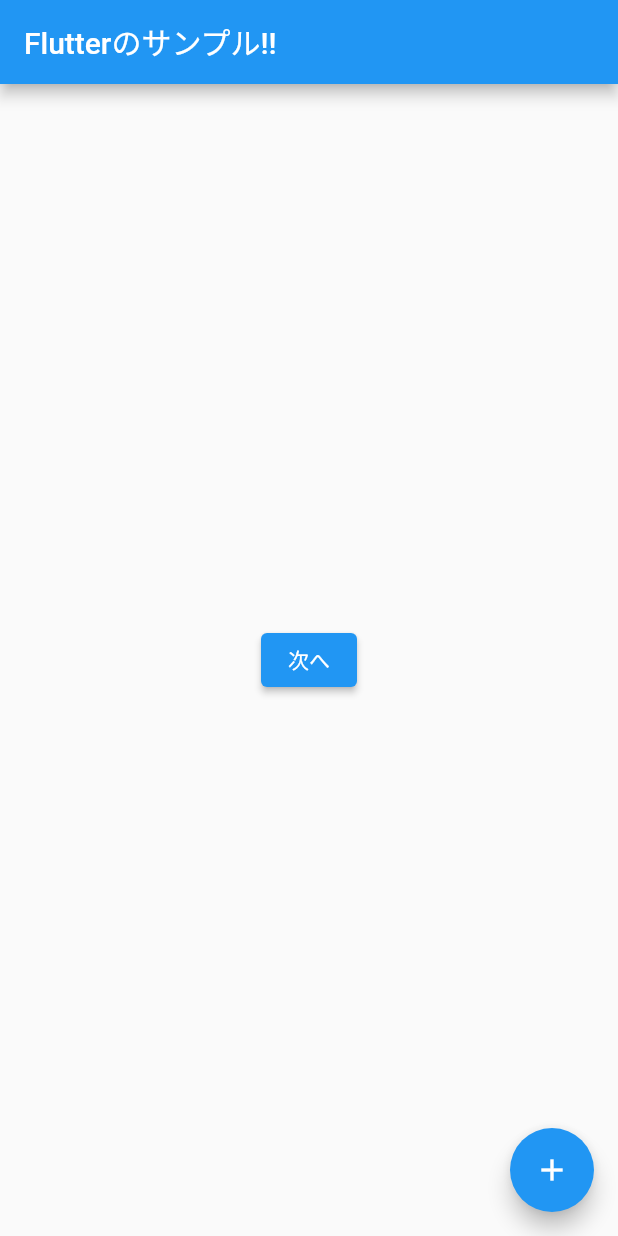
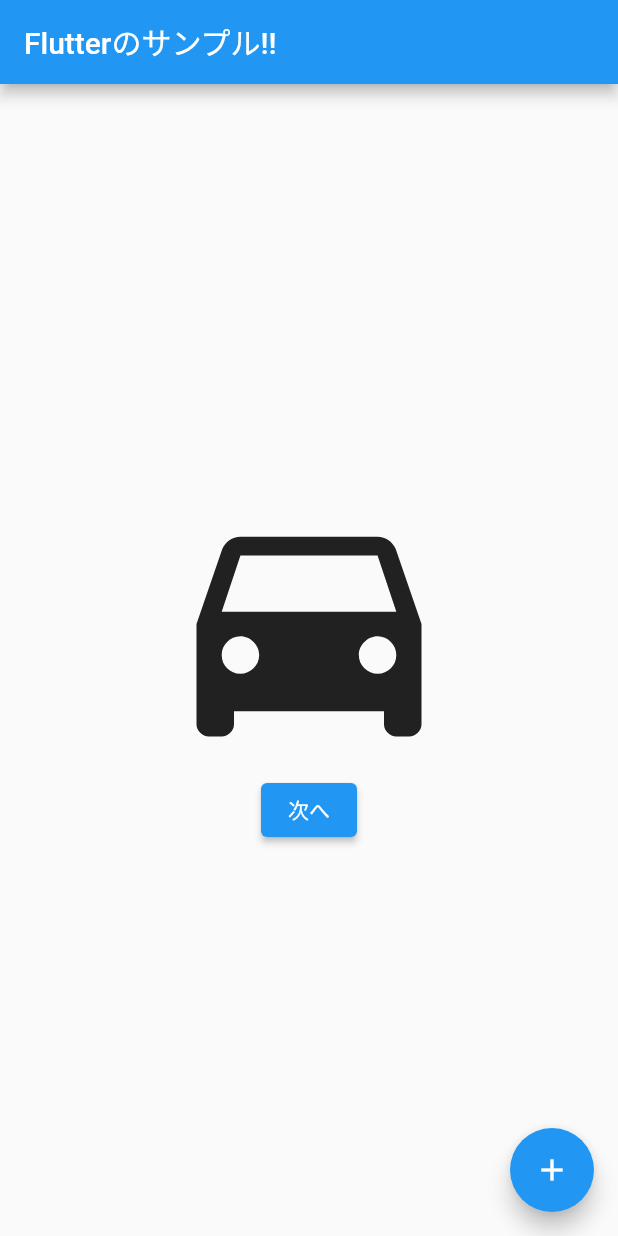
Before and after one commit to Ka-zu-ma/FlutterSample, a Flutter app: the screen it shows after launch, on a phone screen of 412 x 824 dp. Run offline on Flutter 3.47's test engine with Material 2 defaults, Android fonts, the phone set to English and light mode, and no system bars.

Commit message:
画像やアイコン配置

```diff
--- a/flutter_sample/lib/main.dart
+++ b/flutter_sample/lib/main.dart
@@ -54,8 +54,17 @@ class _MyHomePageState extends State<MyHomePage> {
         // the App.build method, and use it to set our appbar title.
         title: Text('Flutterのサンプル!!')
       ),
-      body: Center(
-        child: ElevatedButton(
+      body: Container(
+        width: double.infinity,
+        child: Column(
+          mainAxisAlignment: MainAxisAlignment.center,
+          crossAxisAlignment: CrossAxisAlignment.center,
+          children: [
+            Icon(
+              Icons.directions_car,
+              size: 200,
+            ),
+            ElevatedButton(
               child: Text(
                   text
               ),
@@ -72,7 +81,9 @@ class _MyHomePageState extends State<MyHomePage> {
                 print(result);
               },
 
-        )
+            ),
+          ],
+        ),
       ),
       floatingActionButton: FloatingActionButton(
         onPressed: _incrementCounter,
```
Also changed, not shown: flutter_sample/pubspec.yaml (+4 -67 lines), flutter_sample/images/fukurou1.jpg (added), flutter_sample/images/fukurou2.jpg (added). Lines whose indentation alone changed are shown as unchanged.
